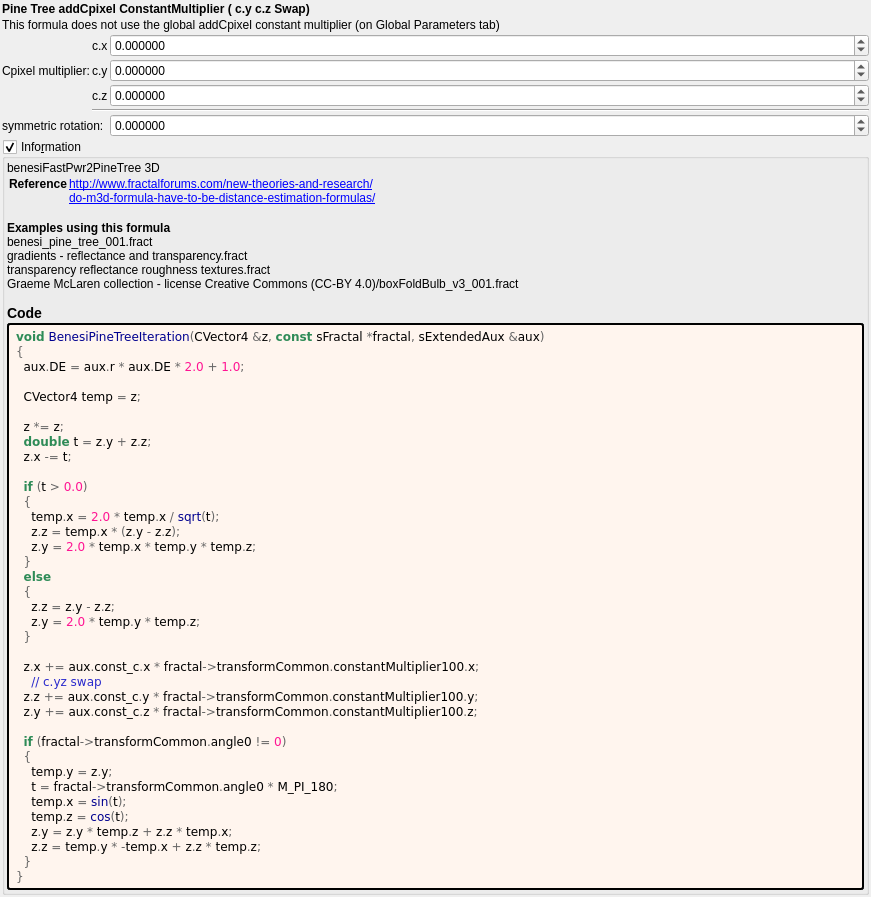
Above: mandelbulber2/deploy/share/mandelbulber2/formula/ui/benesi_pine_tree.ui from irinox-ctrl/mandelbulber2 before the change. Below: the same form after it.
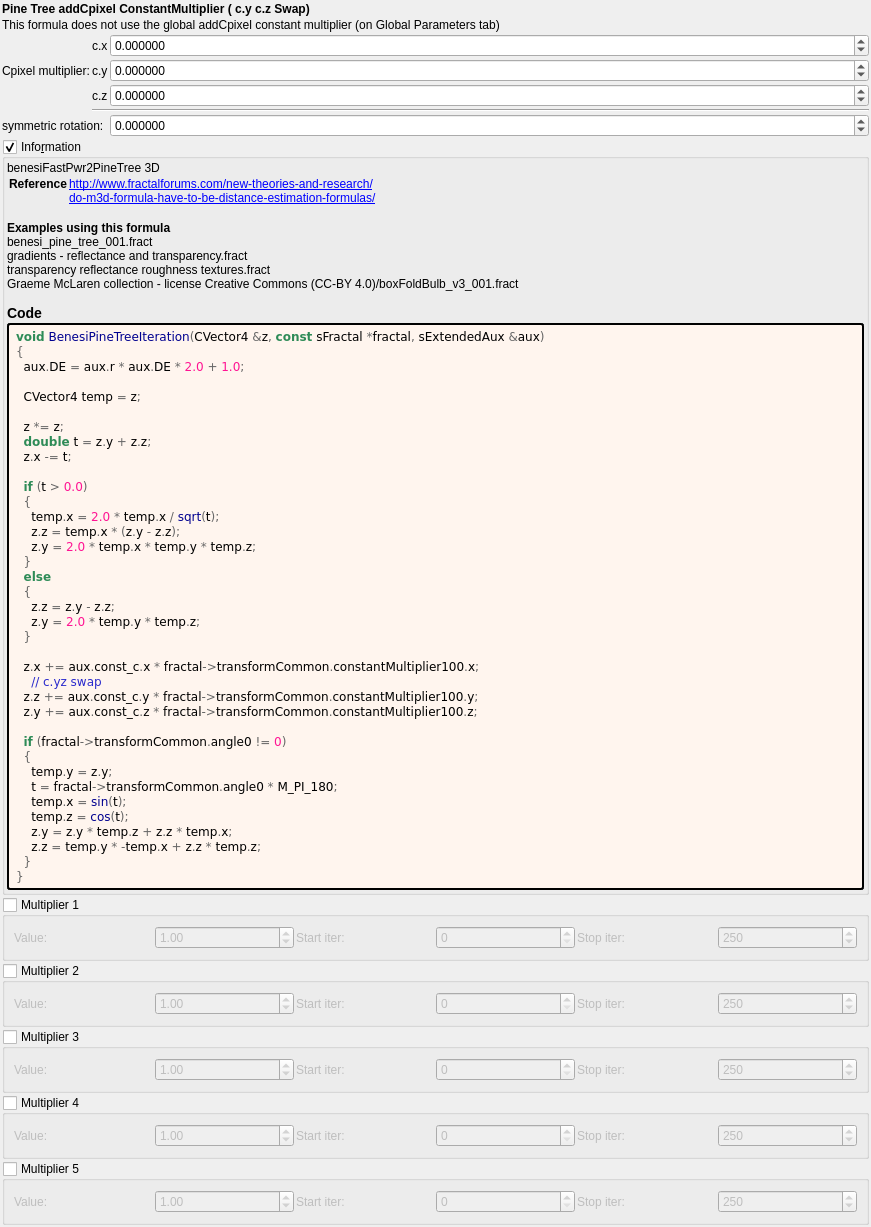
That is the form after the change. Custom widgets are drawn as their Qt base class.

Commit message:
feat: add 5 general-purpose multipliers to all 1007 fractal formulas
Each multiplier has:
- Checkbox (OFF by default)
- Value spinbox (default 1.0, range -100 to 100)
- Iteration start/stop range

Logic: z *= value; DE *= |value|;

Uses existing transformCommon parameters:
- Checkboxes: functionEnabledBx/By/Bz/Bw/CzFalse
- Values: scale4/5/6/8/16
- Ranges: startIterationsB-F/stopIterationsB-F

Modified 1007 .cpp (CPU), 1006 .cl (GPU), 1023 .ui files.
Both source (formula/) and deploy (deploy/share/) copies updated.

```diff
--- a/mandelbulber2/deploy/share/mandelbulber2/formula/ui/benesi_pine_tree.ui
+++ b/mandelbulber2/deploy/share/mandelbulber2/formula/ui/benesi_pine_tree.ui
@@ -325,6 +325,192 @@
      </layout>
     </widget>
    </item>
+   <item>
+    <widget class="MyGroupBox" name="groupCheck_transf_function_enabledBx_false">
+     <property name="title"><string>Multiplier 1</string></property>
+     <property name="checkable"><bool>true</bool></property>
+     <property name="checked"><bool>false</bool></property>
+     <layout class="QGridLayout" name="gridLayout_mult1">
+      <property name="spacing"><number>2</number></property>
+      <item row="0" column="0">
+       <widget class="QLabel"><property name="text"><string>Value:</string></property></widget>
+      </item>
+      <item row="0" column="1">
+       <widget class="MyDoubleSpinBox" name="spinbox_transf_scale_4">
+        <property name="minimum"><double>-100.0</double></property><property name="maximum"><double>100.0</double></property>
+        <property name="singleStep"><double>0.01</double></property><property name="value"><double>1.0</double></property>
+       </widget>
+      </item>
+      <item row="0" column="2">
+       <widget class="QLabel"><property name="text"><string>Start iter:</string></property></widget>
+      </item>
+      <item row="0" column="3">
+       <widget class="MySpinBox" name="spinboxInt_transf_start_iterations_B">
+        <property name="minimum"><number>0</number></property><property name="maximum"><number>10000</number></property>
+        <property name="value"><number>0</number></property>
+       </widget>
+      </item>
+      <item row="0" column="4">
+       <widget class="QLabel"><property name="text"><string>Stop iter:</string></property></widget>
+      </item>
+      <item row="0" column="5">
+       <widget class="MySpinBox" name="spinboxInt_transf_stop_iterations_B">
+        <property name="minimum"><number>0</number></property><property name="maximum"><number>10000</number></property>
+        <property name="value"><number>250</number></property>
+       </widget>
+      </item>
+     </layout>
+    </widget>
+   </item>
+   <item>
+    <widget class="MyGroupBox" name="groupCheck_transf_function_enabledBy_false">
+     <property name="title"><string>Multiplier 2</string></property>
+     <property name="checkable"><bool>true</bool></property>
+     <property name="checked"><bool>false</bool></property>
+     <layout class="QGridLayout" name="gridLayout_mult2">
+      <property name="spacing"><number>2</number></property>
+      <item row="0" column="0">
+       <widget class="QLabel"><property name="text"><string>Value:</string></property></widget>
+      </item>
+      <item row="0" column="1">
+       <widget class="MyDoubleSpinBox" name="spinbox_transf_scale_5">
+        <property name="minimum"><double>-100.0</double></property><property name="maximum"><double>100.0</double></property>
+        <property name="singleStep"><double>0.01</double></property><property name="value"><double>1.0</double></property>
+       </widget>
+      </item>
+      <item row="0" column="2">
+       <widget class="QLabel"><property name="text"><string>Start iter:</string></property></widget>
+      </item>
+      <item row="0" column="3">
+       <widget class="MySpinBox" name="spinboxInt_transf_start_iterations_C">
+        <property name="minimum"><number>0</number></property><property name="maximum"><number>10000</number></property>
+        <property name="value"><number>0</number></property>
+       </widget>
+      </item>
+      <item row="0" column="4">
+       <widget class="QLabel"><property name="text"><string>Stop iter:</string></property></widget>
+      </item>
+      <item row="0" column="5">
+       <widget class="MySpinBox" name="spinboxInt_transf_stop_iterations_C">
+        <property name="minimum"><number>0</number></property><property name="maximum"><number>10000</number></property>
+        <property name="value"><number>250</number></property>
+       </widget>
+      </item>
+     </layout>
+    </widget>
+   </item>
+   <item>
+    <widget class="MyGroupBox" name="groupCheck_transf_function_enabledBz_false">
+     <property name="title"><string>Multiplier 3</string></property>
+     <property name="checkable"><bool>true</bool></property>
+     <property name="checked"><bool>false</bool></property>
+     <layout class="QGridLayout" name="gridLayout_mult3">
+      <property name="spacing"><number>2</number></property>
+      <item row="0" column="0">
+       <widget class="QLabel"><property name="text"><string>Value:</string></property></widget>
+      </item>
+      <item row="0" column="1">
+       <widget class="MyDoubleSpinBox" name="spinbox_transf_scale_6">
+        <property name="minimum"><double>-100.0</double></property><property name="maximum"><double>100.0</double></property>
+        <property name="singleStep"><double>0.01</double></property><property name="value"><double>1.0</double></property>
+       </widget>
+      </item>
+      <item row="0" column="2">
+       <widget class="QLabel"><property name="text"><string>Start iter:</string></property></widget>
+      </item>
+      <item row="0" column="3">
+       <widget class="MySpinBox" name="spinboxInt_transf_start_iterations_D">
+        <property name="minimum"><number>0</number></property><property name="maximum"><number>10000</number></property>
+        <property name="value"><number>0</number></property>
+       </widget>
+      </item>
+      <item row="0" column="4">
+       <widget class="QLabel"><property name="text"><string>Stop iter:</string></property></widget>
+      </item>
+      <item row="0" column="5">
+       <widget class="MySpinBox" name="spinboxInt_transf_stop_iterations_D">
+        <property name="minimum"><number>0</number></property><property name="maximum"><number>10000</number></property>
+        <property name="value"><number>250</number></property>
+       </widget>
+      </item>
+     </layout>
+    </widget>
+   </item>
+   <item>
+    <widget class="MyGroupBox" name="groupCheck_transf_function_enabledBw_false">
+     <property name="title"><string>Multiplier 4</string></property>
+     <property name="checkable"><bool>true</bool></property>
+     <property name="checked"><bool>false</bool></property>
+     <layout class="QGridLayout" name="gridLayout_mult4">
+      <property name="spacing"><number>2</number></property>
+      <item row="0" column="0">
+       <widget class="QLabel"><property name="text"><string>Value:</string></property></widget>
+      </item>
+      <item row="0" column="1">
+       <widget class="MyDoubleSpinBox" name="spinbox_transf_scale_8">
+        <property name="minimum"><double>-100.0</double></property><property name="maximum"><double>100.0</double></property>
+        <property name="singleStep"><double>0.01</double></property><property name="value"><double>1.0</double></property>
+       </widget>
+      </item>
+      <item row="0" column="2">
+       <widget class="QLabel"><property name="text"><string>Start iter:</string></property></widget>
+      </item>
+      <item row="0" column="3">
+       <widget class="MySpinBox" name="spinboxInt_transf_start_iterations_E">
+        <property name="minimum"><number>0</number></property><property name="maximum"><number>10000</number></property>
+        <property name="value"><number>0</number></property>
+       </widget>
+      </item>
+      <item row="0" column="4">
+       <widget class="QLabel"><property name="text"><string>Stop iter:</string></property></widget>
+      </item>
+      <item row="0" column="5">
+       <widget class="MySpinBox" name="spinboxInt_transf_stop_iterations_E">
+        <property name="minimum"><number>0</number></property><property name="maximum"><number>10000</number></property>
+        <property name="value"><number>250</number></property>
+       </widget>
+      </item>
+     </layout>
+    </widget>
+   </item>
+   <item>
+    <widget class="MyGroupBox" name="groupCheck_transf_function_enabledCz_false">
+     <property name="title"><string>Multiplier 5</string></property>
+     <property name="checkable"><bool>true</bool></property>
+     <property name="checked"><bool>false</bool></property>
+     <layout class="QGridLayout" name="gridLayout_mult5">
+      <property name="spacing"><number>2</number></property>
+      <item row="0" column="0">
+       <widget class="QLabel"><property name="text"><string>Value:</string></property></widget>
+      </item>
+      <item row="0" column="1">
+       <widget class="MyDoubleSpinBox" name="spinbox_transf_scale_16">
+        <property name="minimum"><double>-100.0</double></property><property name="maximum"><double>100.0</double></property>
+        <property name="singleStep"><double>0.01</double></property><property name="value"><double>1.0</double></property>
+       </widget>
+      </item>
+      <item row="0" column="2">
+       <widget class="QLabel"><property name="text"><string>Start iter:</string></property></widget>
+      </item>
+      <item row="0" column="3">
+       <widget class="MySpinBox" name="spinboxInt_transf_start_iterations_F">
+        <property name="minimum"><number>0</number></property><property name="maximum"><number>10000</number></property>
+        <property name="value"><number>0</number></property>
+       </widget>
+      </item>
+      <item row="0" column="4">
+       <widget class="QLabel"><property name="text"><string>Stop iter:</string></property></widget>
+      </item>
+      <item row="0" column="5">
+       <widget class="MySpinBox" name="spinboxInt_transf_stop_iterations_F">
+        <property name="minimum"><number>0</number></property><property name="maximum"><number>10000</number></property>
+        <property name="value"><number>250</number></property>
+       </widget>
+      </item>
+     </layout>
+    </widget>
+   </item>
+
    <item>
     <spacer name="verticalSpacer">
      <property name="orientation">
@@ -352,6 +538,11 @@
    <header>my_group_box.h</header>
    <container>1</container>
   </customwidget>
+   <customwidget>
+   <class>MySpinBox</class>
+   <extends>QSpinBox</extends>
+   <header>my_spin_box.h</header>
+  </customwidget>
  </customwidgets>
  <tabstops>
   <tabstop>spinbox3_transf_constant_multiplier_100_x</tabstop>
```
The commit also changes 3972 other files.
